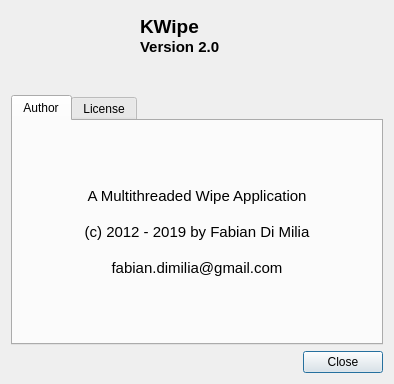
PyCoder/KWipe, file share/Ui/about.ui: the form before one commit.
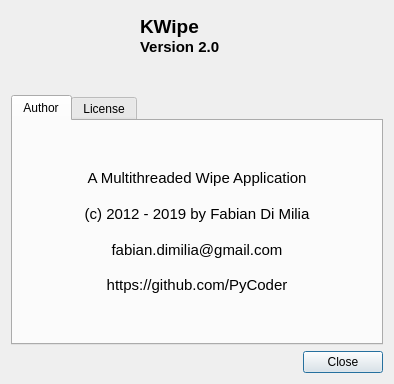
The form after the commit. Icons and pictures are not drawn.

Commit message: Added github url in about.py

The edit to the form file:
```diff
--- a/share/Ui/about.ui
+++ b/share/Ui/about.ui
@@ -175,12 +175,12 @@
           <string>&lt;!DOCTYPE HTML PUBLIC &quot;-//W3C//DTD HTML 4.0//EN&quot; &quot;http://www.w3.org/TR/REC-html40/strict.dtd&quot;&gt;
 &lt;html&gt;&lt;head&gt;&lt;meta name=&quot;qrichtext&quot; content=&quot;1&quot; /&gt;&lt;style type=&quot;text/css&quot;&gt;
 p, li { white-space: pre-wrap; }
-&lt;/style&gt;&lt;/head&gt;&lt;body style=&quot; font-family:'Cantarell'; font-size:11pt; font-weight:400; font-style:normal;&quot;&gt;
-&lt;p align=&quot;center&quot; style=&quot; margin-top:0px; margin-bottom:0px; margin-left:0px; margin-right:0px; -qt-block-indent:0; text-indent:0px;&quot;&gt;&lt;span style=&quot; font-family:'Sans Serif';&quot;&gt;A Multithreaded Wipe Application&lt;/span&gt;&lt;/p&gt;
-&lt;p align=&quot;center&quot; style=&quot;-qt-paragraph-type:empty; margin-top:0px; margin-bottom:0px; margin-left:0px; margin-right:0px; -qt-block-indent:0; text-indent:0px; font-family:'Sans Serif';&quot;&gt;&lt;br /&gt;&lt;/p&gt;
-&lt;p align=&quot;center&quot; style=&quot; margin-top:0px; margin-bottom:0px; margin-left:0px; margin-right:0px; -qt-block-indent:0; text-indent:0px;&quot;&gt;&lt;span style=&quot; font-family:'Sans Serif';&quot;&gt;(c) 2012 - 2019 by Fabian Di Milia&lt;/span&gt;&lt;/p&gt;
-&lt;p align=&quot;center&quot; style=&quot;-qt-paragraph-type:empty; margin-top:0px; margin-bottom:0px; margin-left:0px; margin-right:0px; -qt-block-indent:0; text-indent:0px; font-family:'Sans Serif';&quot;&gt;&lt;br /&gt;&lt;/p&gt;
-&lt;p align=&quot;center&quot; style=&quot; margin-top:0px; margin-bottom:0px; margin-left:0px; margin-right:0px; -qt-block-indent:0; text-indent:0px;&quot;&gt;&lt;span style=&quot; font-family:'Sans Serif';&quot;&gt;fabian.dimilia@gmail.com&lt;/span&gt;&lt;/p&gt;&lt;/body&gt;&lt;/html&gt;</string>
+&lt;/style&gt;&lt;/head&gt;&lt;body style=&quot; font-family:'DejaVu Sans'; font-size:12pt; font-weight:400; font-style:normal;&quot;&gt;
+&lt;p align=&quot;center&quot; style=&quot; margin-top:0px; margin-bottom:0px; margin-left:0px; margin-right:0px; -qt-block-indent:0; text-indent:0px;&quot;&gt;&lt;span style=&quot; font-family:'Sans Serif'; font-size:11pt;&quot;&gt;A Multithreaded Wipe Application&lt;/span&gt;&lt;/p&gt;
+&lt;p align=&quot;center&quot; style=&quot;-qt-paragraph-type:empty; margin-top:0px; margin-bottom:0px; margin-left:0px; margin-right:0px; -qt-block-indent:0; text-indent:0px; font-family:'Sans Serif'; font-size:11pt;&quot;&gt;&lt;br /&gt;&lt;/p&gt;
+&lt;p align=&quot;center&quot; style=&quot; margin-top:0px; margin-bottom:0px; margin-left:0px; margin-right:0px; -qt-block-indent:0; text-indent:0px;&quot;&gt;&lt;span style=&quot; font-family:'Sans Serif'; font-size:11pt;&quot;&gt;(c) 2012 - 2019 by Fabian Di Milia&lt;/span&gt;&lt;/p&gt;
+&lt;p align=&quot;center&quot; style=&quot;-qt-paragraph-type:empty; margin-top:0px; margin-bottom:0px; margin-left:0px; margin-right:0px; -qt-block-indent:0; text-indent:0px; font-family:'Sans Serif'; font-size:11pt;&quot;&gt;&lt;br /&gt;&lt;/p&gt;
+&lt;p align=&quot;center&quot; style=&quot; margin-top:0px; margin-bottom:0px; margin-left:0px; margin-right:0px; -qt-block-indent:0; text-indent:0px;&quot;&gt;&lt;span style=&quot; font-family:'Sans Serif'; font-size:11pt;&quot;&gt;fabian.dimilia@gmail.com&lt;br /&gt;&lt;br /&gt;https://github.com/PyCoder&lt;/span&gt;&lt;/p&gt;&lt;/body&gt;&lt;/html&gt;</string>
          </property>
          <property name="openExternalLinks">
           <bool>true</bool>
```
Left out of the diff: 4 changed lines with no effect on the pictures. The commit also changes 3 other files.
